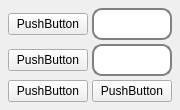
Old version of the form ui/widget.ui in the repository Bonjir/InvolutionTimer.
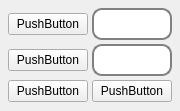
New version of the form. Custom widgets are drawn as their Qt base class.

What changed in the file:
```diff
--- a/ui/widget.ui
+++ b/ui/widget.ui
@@ -7,7 +7,7 @@
     <x>0</x>
     <y>0</y>
     <width>170</width>
-    <height>107</height>
+    <height>111</height>
    </rect>
   </property>
   <property name="windowTitle">
```
Left out of the diff: 12 changed lines with no effect on the pictures.
